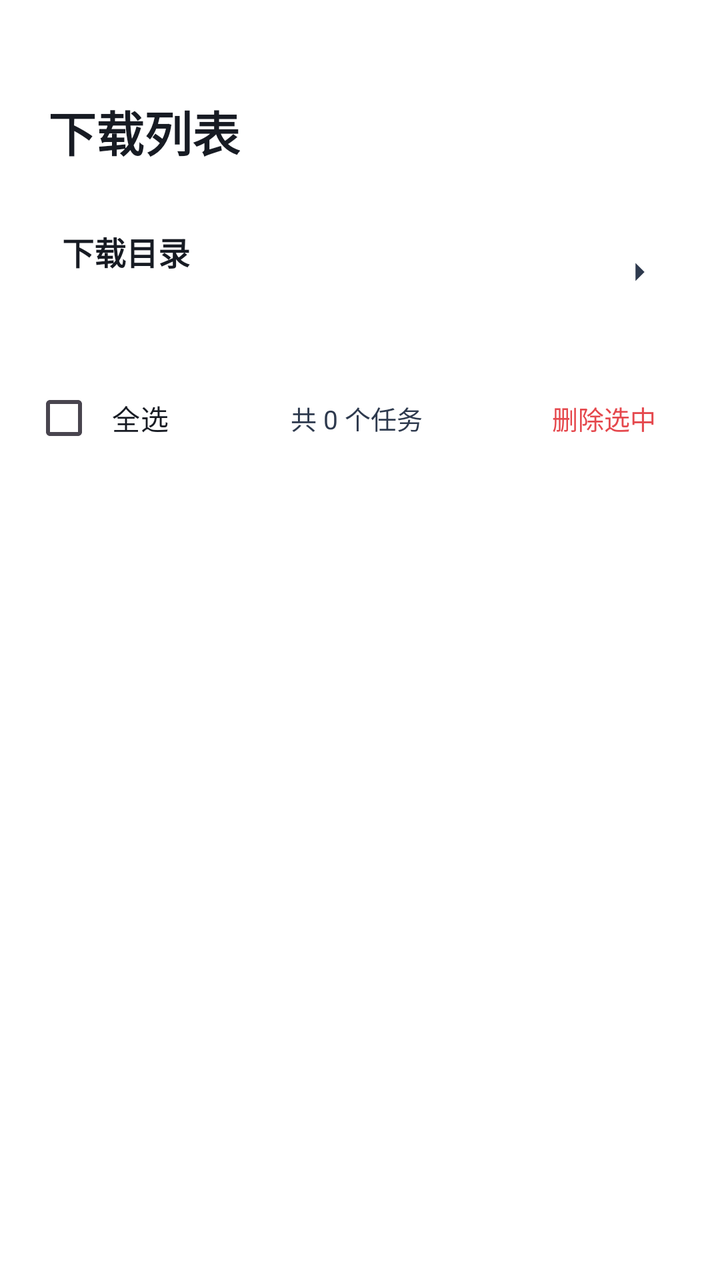
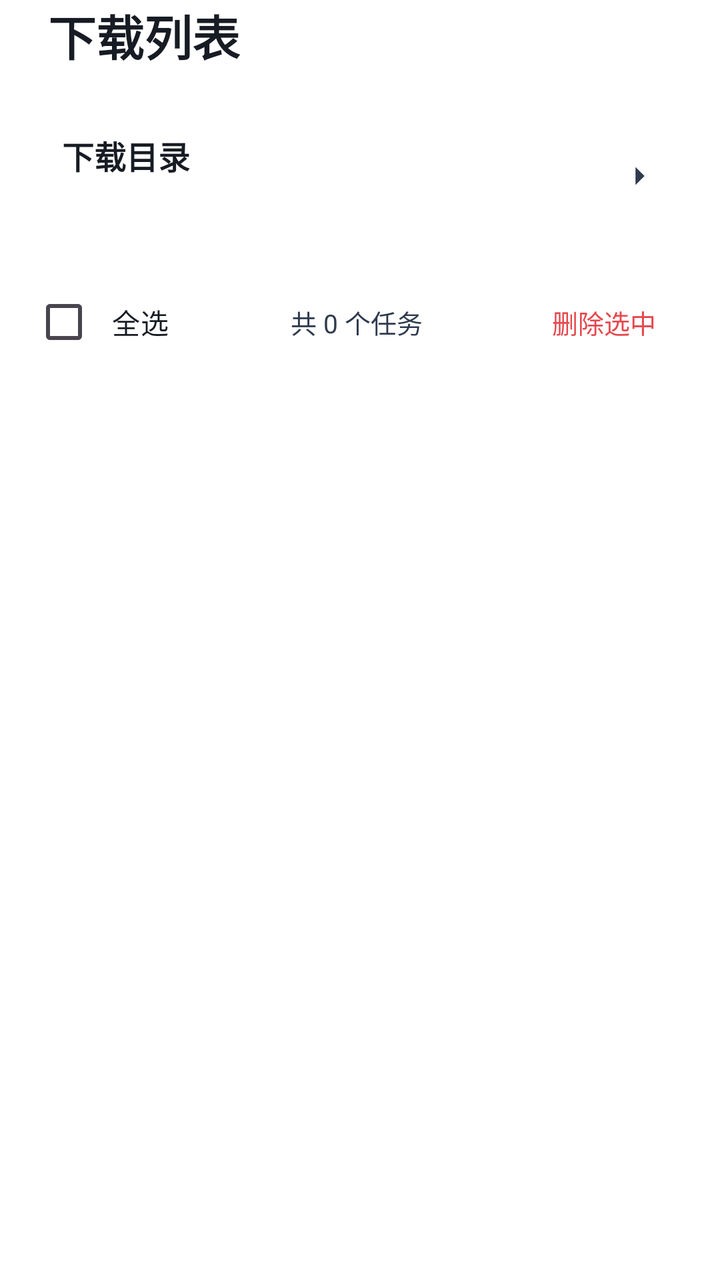

Compare the two renders of this Android layout. The source of the first and the diff that turns it into the second are given below.
<!-- AndroidManifest.xml: another module's application theme Theme.App -->
<!-- res/layout/activity_download.xml -->
<?xml version="1.0" encoding="utf-8"?>
<LinearLayout xmlns:android="http://schemas.android.com/apk/res/android"
    android:layout_width="match_parent"
    android:layout_height="match_parent"
    android:fitsSystemWindows="true"
    android:orientation="vertical"
    android:paddingLeft="16dp"
    android:paddingRight="16dp"
    android:paddingTop="48dp"
    android:paddingBottom="16dp">

    <TextView
        android:layout_width="wrap_content"
        android:layout_height="wrap_content"
        android:layout_marginBottom="16dp"
        android:layout_marginStart="8dp"
        android:text="下载列表"
        android:textColor="#171B23"
        android:textSize="24sp"
        android:textStyle="bold" />

    <LinearLayout
        android:id="@+id/card_download_dir"
        android:layout_width="match_parent"
        android:layout_height="wrap_content"
        android:layout_marginBottom="12dp"
        android:background="@drawable/xc_setcard_v2"
        android:clickable="true"
        android:focusable="true"
        android:foreground="?attr/selectableItemBackground"
        android:gravity="center_vertical"
        android:minHeight="64dp"
        android:orientation="horizontal"
        android:padding="15dp">
        <LinearLayout
            android:layout_width="0dp"
            android:layout_height="wrap_content"
            android:layout_weight="1"
            android:orientation="vertical">
            <TextView
                android:layout_width="wrap_content"
                android:layout_height="wrap_content"
                android:text="下载目录"
                android:textColor="#171B23"
                android:textSize="16sp"
                android:textStyle="bold" />
            <TextView
                android:id="@+id/tv_download_dir_sub"
                android:layout_width="wrap_content"
                android:layout_height="wrap_content"
                android:layout_marginTop="3dp"
                android:textColor="#2E3A4E"
                android:textSize="13sp"
                android:singleLine="true"
                android:ellipsize="end" />
        </LinearLayout>
        <ImageView
            android:layout_width="18dp"
            android:layout_height="18dp"
            android:src="@drawable/ic_chev_v2" />
    </LinearLayout>

    <LinearLayout
        android:layout_width="match_parent"
        android:layout_height="wrap_content"
        android:orientation="horizontal"
        android:gravity="center_vertical"
        android:layout_marginBottom="8dp">
        <CheckBox
            android:id="@+id/cb_select_all"
            android:layout_width="wrap_content"
            android:layout_height="wrap_content"
            android:text="全选"
            android:textColor="#171B23"
            android:textSize="14sp"
            android:background="@drawable/xc_setcard_v2"
            android:paddingLeft="8dp"
            android:paddingRight="12dp"
            android:paddingTop="6dp"
            android:paddingBottom="6dp" />
        <TextView
            android:id="@+id/tv_count"
            android:layout_width="0dp"
            android:layout_height="wrap_content"
            android:layout_weight="1"
            android:gravity="center"
            android:text="共 0 个任务"
            android:textColor="#2E3A4E"
            android:textSize="13sp" />
        <TextView
            android:id="@+id/btn_delete_selected"
            android:layout_width="wrap_content"
            android:layout_height="wrap_content"
            android:background="@drawable/xc_setcard_v2"
            android:paddingLeft="16dp"
            android:paddingRight="16dp"
            android:paddingTop="8dp"
            android:paddingBottom="8dp"
            android:text="删除选中"
            android:textColor="#E5484D"
            android:textSize="13sp" />
    </LinearLayout>

    <TextView
        android:id="@+id/tv_empty"
        android:layout_width="match_parent"
        android:layout_height="0dp"
        android:layout_weight="1"
        android:gravity="center"
        android:text="暂无下载任务"
        android:textColor="#8A8F99"
        android:textSize="14sp"
        android:visibility="gone" />

    <androidx.recyclerview.widget.RecyclerView
        android:id="@+id/rv_downloads"
        android:layout_width="match_parent"
        android:layout_height="0dp"
        android:layout_weight="1"
        android:clipToPadding="false"
        android:paddingBottom="16dp" />
</LinearLayout>
<!-- resources referenced by this layout -->
<resources>
  <!-- drawable ic_chev_v2 (drawable) -->
  <?xml version="1.0" encoding="utf-8"?>
  <vector xmlns:android="http://schemas.android.com/apk/res/android"
      android:width="18dp"
      android:height="18dp"
      android:viewportWidth="24"
      android:viewportHeight="24">
      <path
          android:fillColor="#2E3A4E"
          android:pathData="M9,6l6,6l-6,6" />
  </vector>
  <!-- drawable xc_setcard_v2 (drawable) -->
  <?xml version="1.0" encoding="utf-8"?>
  <shape xmlns:android="http://schemas.android.com/apk/res/android" android:shape="rectangle">
      <corners android:radius="10dp" />
      <solid android:color="#57FFFFFF" />
      <stroke android:width="1dp" android:color="#61FFFFFF" />
  </shape>
  <style name="Theme.App" parent="Theme.XingChen">
          <item name="android:windowDisablePreview">true</item>
          <item name="android:windowSplashScreenBackground">#000000</item>
          <item name="android:windowBackground">#000000</item>
      </style>
  <style name="Theme.XingChen" parent="Theme.Material3.DayNight.NoActionBar">
          <item name="android:windowBackground">@android:color/transparent</item>
                <item name="android:colorBackground">@android:color/transparent</item>
          <item name="colorPrimary">#f0a400</item>
          <item name="colorPrimaryVariant">#c07f00</item>
          <item name="colorOnPrimary">@android:color/white</item>
      </style>
</resources>

<!-- the commit's change to res/layout/activity_download.xml (unified diff, before → after) -->
@@ -3,11 +3,14 @@
     android:layout_width="match_parent"
     android:layout_height="match_parent"
     android:fitsSystemWindows="true"
-    android:orientation="vertical"
-    android:paddingLeft="16dp"
-    android:paddingRight="16dp"
-    android:paddingTop="48dp"
-    android:paddingBottom="16dp">
+    android:orientation="vertical">
+
+    <LinearLayout
+        android:layout_width="match_parent"
+        android:layout_height="match_parent"
+        android:orientation="vertical"
+        android:paddingLeft="16dp"
+        android:paddingRight="16dp">
 
     <TextView
         android:layout_width="wrap_content"
@@ -119,4 +122,5 @@
         android:layout_weight="1"
         android:clipToPadding="false"
         android:paddingBottom="16dp" />
+    </LinearLayout>
 </LinearLayout>
